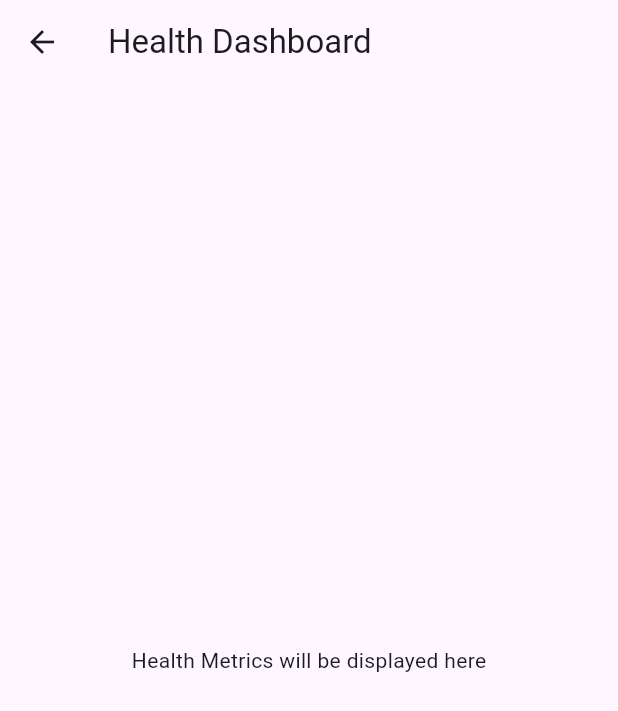
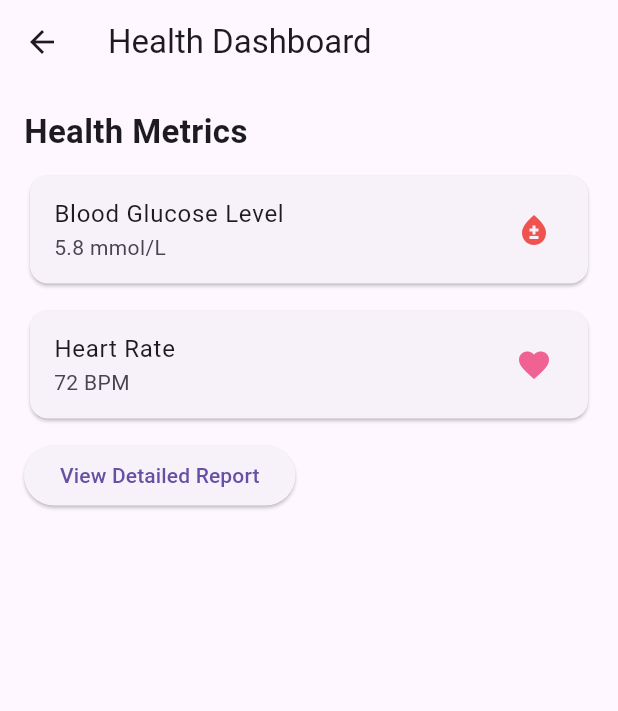
Before and after one commit to IT21300332Savinu/FITGEN, a Flutter app: the HealthDashboard screen opened by its route, on a phone screen of 412 x 824 dp. Shown: the top 711 px of the screen. Run offline on Flutter 3.47's test engine with Material 3 defaults, Android fonts, the phone set to English and light mode, and no system bars; our stand-ins replace cloud_firestore, firebase_core; accounts and stored records are empty.

Commit message:
add health_dashboard

```diff
--- a/medical_guidance_system/lib/views/health_dashboard.dart
+++ b/medical_guidance_system/lib/views/health_dashboard.dart
@@ -7,7 +7,41 @@ class HealthDashboard extends StatelessWidget {
   Widget build(BuildContext context) {
     return Scaffold(
       appBar: AppBar(title: const Text('Health Dashboard')),
-      body: Center(child: Text('Health Metrics will be displayed here')),
+      body: Padding(
+        padding: const EdgeInsets.all(16.0),
+        child: Column(
+          crossAxisAlignment: CrossAxisAlignment.start,
+          children: [
+            const Text(
+              "Health Metrics",
+              style: TextStyle(fontSize: 22, fontWeight: FontWeight.bold),
+            ),
+            const SizedBox(height: 10),
+            Card(
+              child: ListTile(
+                title: const Text("Blood Glucose Level"),
+                subtitle: const Text("5.8 mmol/L"),
+                trailing: Icon(Icons.bloodtype, color: Colors.red[400]),
+              ),
+            ),
+            const SizedBox(height: 10),
+            Card(
+              child: ListTile(
+                title: const Text("Heart Rate"),
+                subtitle: const Text("72 BPM"),
+                trailing: Icon(Icons.favorite, color: Colors.pink[300]),
+              ),
+            ),
+            const SizedBox(height: 10),
+            ElevatedButton(
+              onPressed: () {
+                // Example action
+              },
+              child: const Text("View Detailed Report"),
+            ),
+          ],
+        ),
+      ),
     );
   }
 }
```
